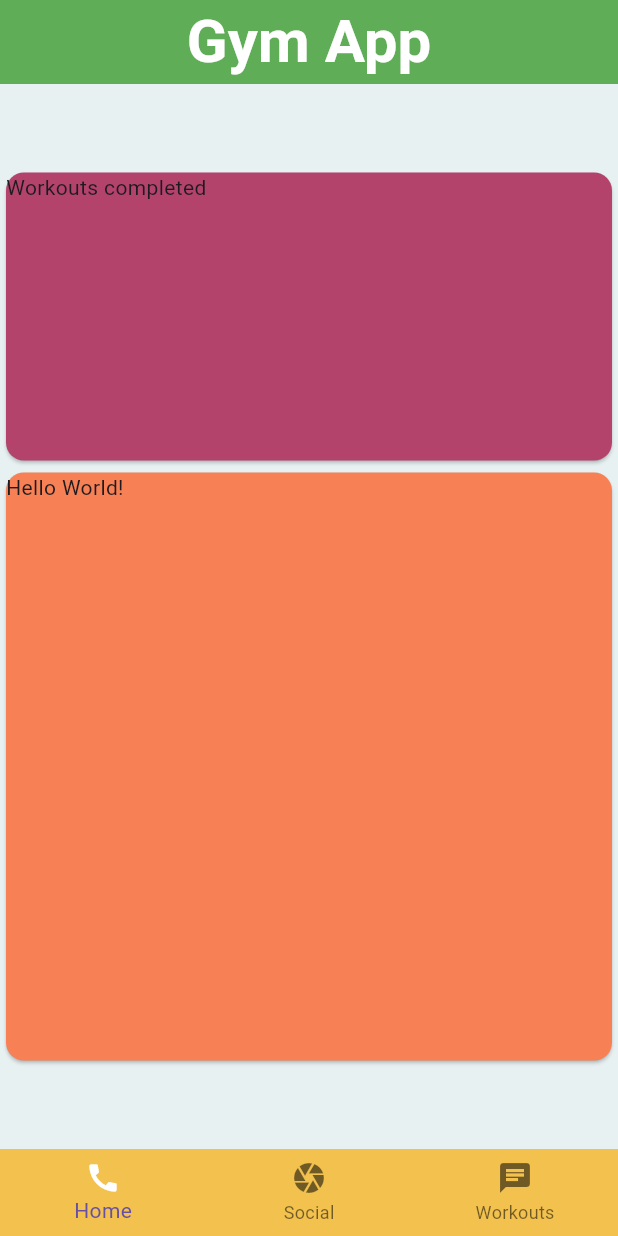
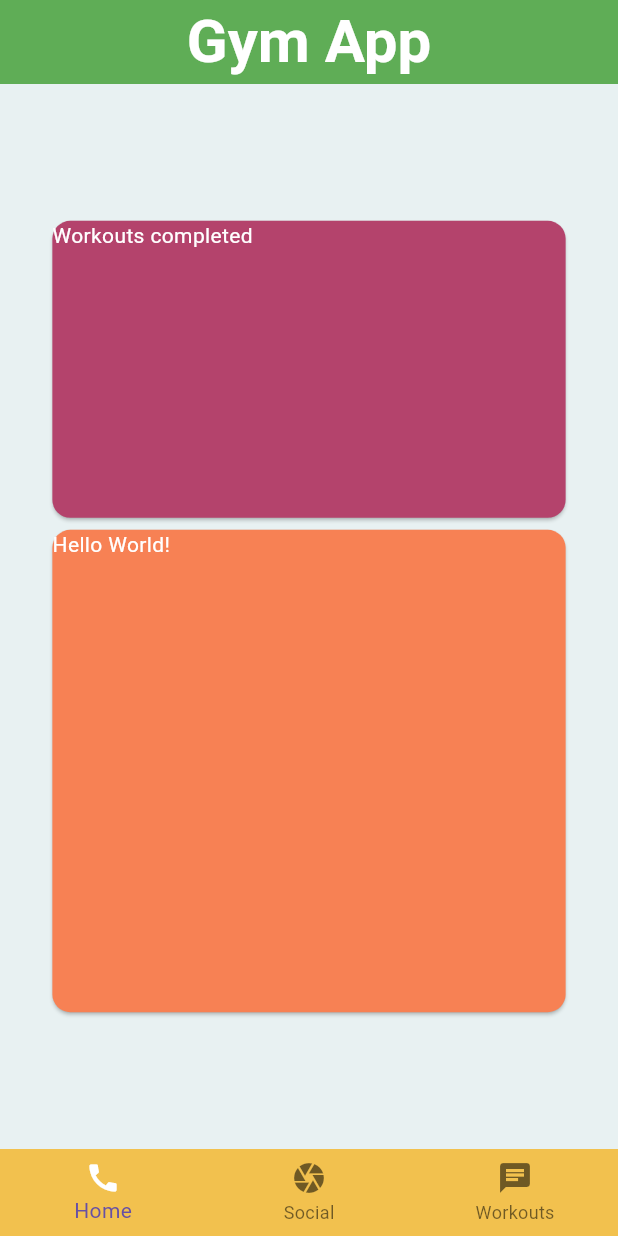
Before and after one commit to BenSwift1/GymApplication, a Flutter app: the screen it shows after launch, on a phone screen of 412 x 824 dp. Run offline on Flutter 3.47's test engine with Material 2 defaults, Android fonts, the phone set to English and light mode, and no system bars.

Commit message:
Boxes resize thereself

```diff
--- a/gym_app/lib/main.dart
+++ b/gym_app/lib/main.dart
@@ -7,20 +7,11 @@ void main() {
 class MyApp extends StatelessWidget {
   const MyApp({super.key});
 
-  // This widget is the root of your application.
   @override
   Widget build(BuildContext context) {
     return MaterialApp(
       title: 'Gym App',
       theme: ThemeData(
-        // This is the theme of your application.
-        //
-        // TRY THIS: Try running your application with "flutter run". You'll see
-        // the application has a blue toolbar. Then, without quitting the app,
-        // try changing the seedColor in the colorScheme below to Colors.green
-        // and then invoke "hot reload" (save your changes or press the "hot
-        // reload" button in a Flutter-supported IDE, or press "r" if you used
-        // the command line to start the app).
         useMaterial3: true,
       ),
       home: const MyHomePage(title: 'Gym App'),
@@ -31,15 +22,6 @@ class MyApp extends StatelessWidget {
 class MyHomePage extends StatefulWidget {
   const MyHomePage({super.key, required this.title});
 
-  // This widget is the home page of your application. It is stateful, meaning
-  // that it has a State object (defined below) that contains fields that affect
-  // how it looks.
-
-  // This class is the configuration for the state. It holds the values (in this
-  // case the title) provided by the parent (in this case the App widget) and
-  // used by the build method of the State. Fields in a Widget subclass are
-  // always marked "final".
-
   final String title;
 
   @override
@@ -49,17 +31,8 @@ class MyHomePage extends StatefulWidget {
 class _MyHomePageState extends State<MyHomePage> {
   @override
   Widget build(BuildContext context) {
-    // This method is rerun every time setState is called, for instance as done
-    // by the _incrementCounter method above.
-    //
-    // The Flutter framework has been optimized to make rerunning build methods
-    // fast, so that you can just rebuild anything that needs updating rather
-    // than having to individually change instances of widgets.
     return Scaffold(
       appBar: AppBar(
-        // TRY THIS: Try changing the color here to a specific color (to
-        // Colors.amber, perhaps?) and trigger a hot reload to see the AppBar
-        // change color while the other colors stay the same.
         centerTitle: true,
         backgroundColor: const Color.fromRGBO(95, 173, 86, 1),
         title: const Text('Gym App',
@@ -92,29 +65,30 @@ class _MyHomePageState extends State<MyHomePage> {
           ]),
       body: Center(
         child: Column(
-          // Column is also a layout widget. It takes a list of children and
-          // arranges them vertically. By default, it sizes itself to fit its
-          // children horizontally, and tries to be as tall as its parent.
-          //
-          // Column has various properties to control how it sizes itself and
-          // how it positions its children. Here we use mainAxisAlignment to
-          // center the children vertically; the main axis here is the vertical
-          // axis because Columns are vertical (the cross axis would be
-          // horizontal).
-
           mainAxisAlignment: MainAxisAlignment.center,
           children: <Widget>[
             ConstrainedBox(
-              constraints: BoxConstraints.expand(height: 200, width: 1000),
+              constraints: BoxConstraints.expand(
+                  height: MediaQuery.of(context).size.height *
+                      0.25, // Getting size of screen and then making box 25% of the height of the specific screen
+                  width: MediaQuery.of(context).size.width * 0.85),
               child: const Card(
-                child: const Text('Workouts completed'),
+                child: const Text(
+                  'Workouts completed',
+                  style: TextStyle(color: Colors.white),
+                ),
                 color: const Color.fromRGBO(180, 67, 108, 1),
               ),
             ),
             ConstrainedBox(
-              constraints: BoxConstraints.expand(height: 400, width: 1000),
+              constraints: BoxConstraints.expand(
+                  height: MediaQuery.of(context).size.height * 0.40,
+                  width: MediaQuery.of(context).size.width * 0.85),
               child: const Card(
-                child: const Text('Hello World!'),
+                child: const Text(
+                  'Hello World!',
+                  style: TextStyle(color: Colors.white),
+                ),
                 color: const Color.fromRGBO(247, 129, 84, 1),
               ),
             )
```
